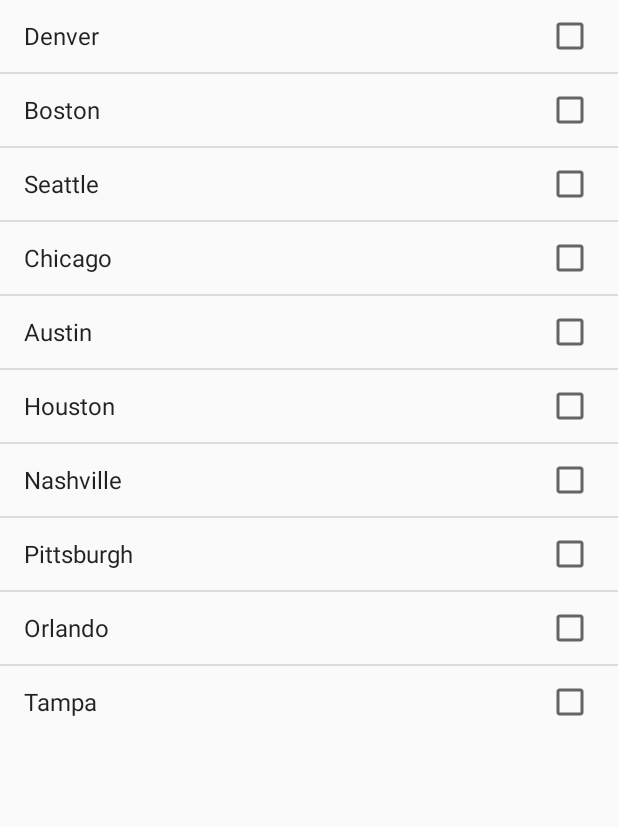
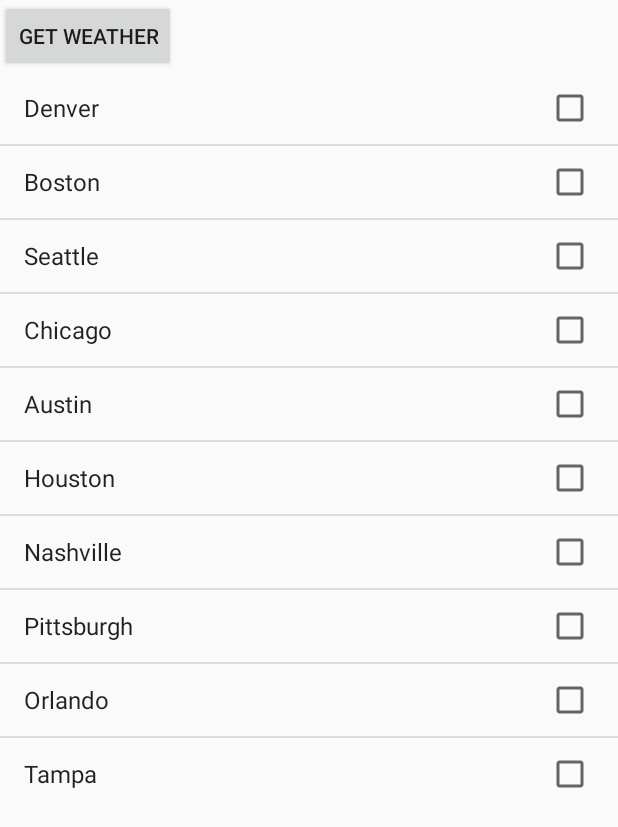
Before and after one commit to pranjalsk/hybrid-android-app, an Android app: the screen it shows after launch (CityList), on a phone screen of 412 x 824 dp. Shown: the top 827 px of the screen. Run offline under Robolectric (Android 15) with nearby library versions, the phone set to English and light mode, and no system bars.

Commit message:
cities dropdonw

```diff
--- a/app/src/main/AndroidManifest.xml
+++ b/app/src/main/AndroidManifest.xml
@@ -19,7 +19,6 @@
         </activity>
         <activity android:name=".MainActivity">
             <intent-filter>
-
                 <category android:name="android.intent.category.LAUNCHER" />
             </intent-filter>
         </activity>
--- a/app/src/main/java/edu/asu/ser421/lab6/hybridapp/CityList.java
+++ b/app/src/main/java/edu/asu/ser421/lab6/hybridapp/CityList.java
@@ -6,12 +6,13 @@ import android.view.View;
 import android.widget.AdapterView.OnItemClickListener;
 import android.widget.AdapterView;
 import android.widget.ArrayAdapter;
+import android.widget.Button;
 import android.widget.ListView;
 import android.widget.Toast;
 import android.util.Log;
 import java.util.ArrayList;
 
-public class CityList extends Activity {
+public class CityList extends Activity implements View.OnClickListener{
     private static final String tag="mytag";
     String[] cities = new String[] {
             "Denver",
@@ -27,6 +28,8 @@ public class CityList extends Activity {
     };
     ArrayList<String> citiesChecked =  new ArrayList<String>();
 
+    private JsHandler _jsHandler;
+
     /** Called when the activity is first created. */
     @Override
     public void onCreate(Bundle savedInstanceState) {
@@ -37,7 +40,7 @@ public class CityList extends Activity {
         ListView listView = ( ListView ) findViewById(R.id.listview);
 
         // Instantiating an array adapter for listview
-        ArrayAdapter< String> adapter = new ArrayAdapter<String>(this, android.R.layout.simple_list_item_multiple_choice, cities);
+        ArrayAdapter<String> adapter  = new ArrayAdapter<String>(this,android.R.layout.simple_list_item_multiple_choice, cities);
         listView.setAdapter(adapter);
 
         //Defining an item click listener
@@ -60,5 +63,25 @@ public class CityList extends Activity {
 
         // Setting the ItemClickEvent listener for the listview
         listView.setOnItemClickListener(itemClickListener);
+
+
+        //------------------------------------------------------
+        // GetWeather Button
+        Button btn = (Button)findViewById(R.id.getWeatherButton);
+        btn.setOnClickListener(this);
+
+    }
+
+    @Override
+    public void onClick(View v) {
+
+        switch (v.getId()) {
+            case R.id.getWeatherButton:
+                _jsHandler.javaFnCall(citiesChecked.get(0),citiesChecked.get(1),citiesChecked.get(2),citiesChecked.get(3),citiesChecked.get(4));
+                break;
+
+            default:
+                break;
+        }
     }
 }
--- a/app/src/main/res/layout/activity_city_list.xml
+++ b/app/src/main/res/layout/activity_city_list.xml
@@ -3,6 +3,12 @@
     android:layout_width="fill_parent"
     android:layout_height="fill_parent"
     android:orientation="vertical" >
+
+        <Button android:layout_height="wrap_content"
+            android:layout_width="wrap_content"
+            android:text="Get weather"
+            android:id="@+id/getWeatherButton">
+        </Button>
 
         <ListView
             android:id="@+id/listview"
@@ -10,4 +16,5 @@
             android:layout_height="wrap_content"
             android:choiceMode="multipleChoice"
             />
+
 </LinearLayout>
```
Also changed, not shown: app/src/main/java/edu/asu/ser421/lab6/hybridapp/JsHandler.java (added, +39 -0 lines).
